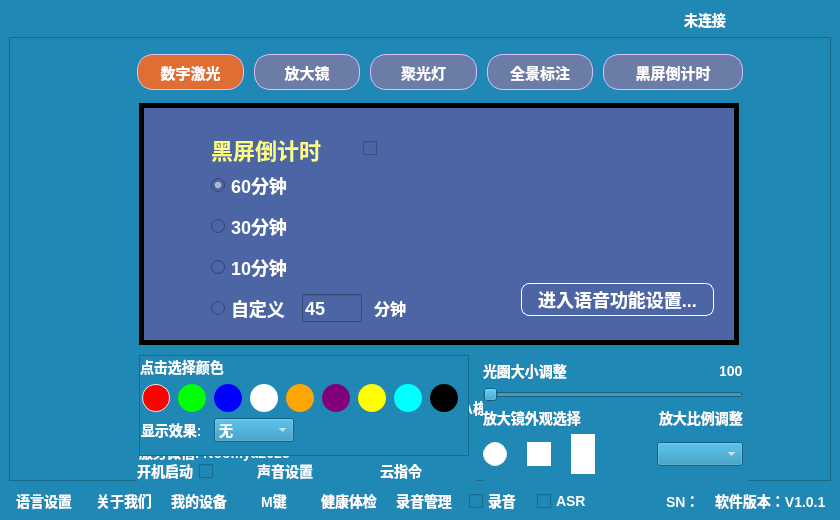
wlffeng2008/EasyPointer, file EasyPointer/mainwindow.ui: the form before one commit.
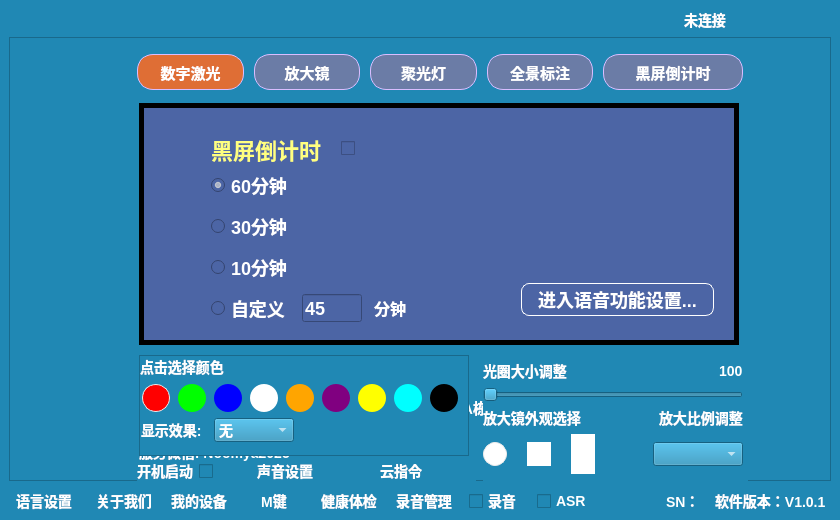
The form after the commit. Icons and pictures are not drawn. Custom widgets are drawn as their Qt base class.

Patch:
```diff
--- a/EasyPointer/mainwindow.ui
+++ b/EasyPointer/mainwindow.ui
@@ -250,7 +250,7 @@
           <rect>
            <x>72</x>
            <y>26</y>
-           <width>224</width>
+           <width>511</width>
            <height>40</height>
           </rect>
          </property>
@@ -261,7 +261,7 @@
           <property name="rightMargin">
            <number>20</number>
           </property>
-          <item>
+          <item alignment="Qt::AlignmentFlag::AlignLeft">
            <widget class="QLabel" name="label_2">
             <property name="font">
              <font>
@@ -277,7 +277,7 @@
             </property>
            </widget>
           </item>
-          <item>
+          <item alignment="Qt::AlignmentFlag::AlignLeft">
            <widget class="ToggleButton" name="checkBoxBlack">
             <property name="minimumSize">
              <size>
@@ -299,6 +299,19 @@
             </property>
            </widget>
           </item>
+          <item>
+           <spacer name="horizontalSpacer_13">
+            <property name="orientation">
+             <enum>Qt::Orientation::Horizontal</enum>
+            </property>
+            <property name="sizeHint" stdset="0">
+             <size>
+              <width>40</width>
+              <height>20</height>
+             </size>
+            </property>
+           </spacer>
+          </item>
          </layout>
         </widget>
         <widget class="QWidget" name="layoutWidget">
@@ -1441,7 +1454,7 @@
              <widget class="QComboBox" name="comboBoxEnlarge">
               <property name="minimumSize">
                <size>
-                <width>0</width>
+                <width>90</width>
                 <height>24</height>
                </size>
               </property>
```
Left out of the diff: 6 changed lines with no effect on the pictures.
